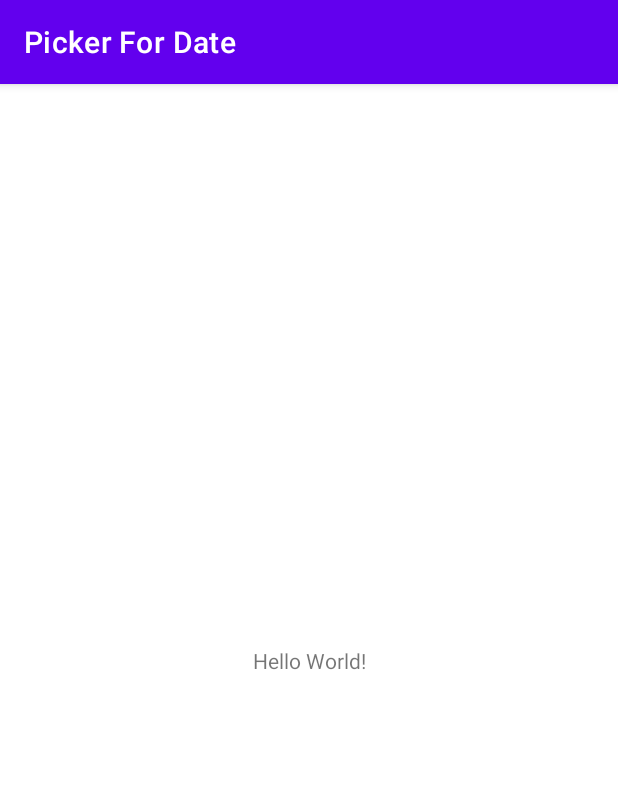
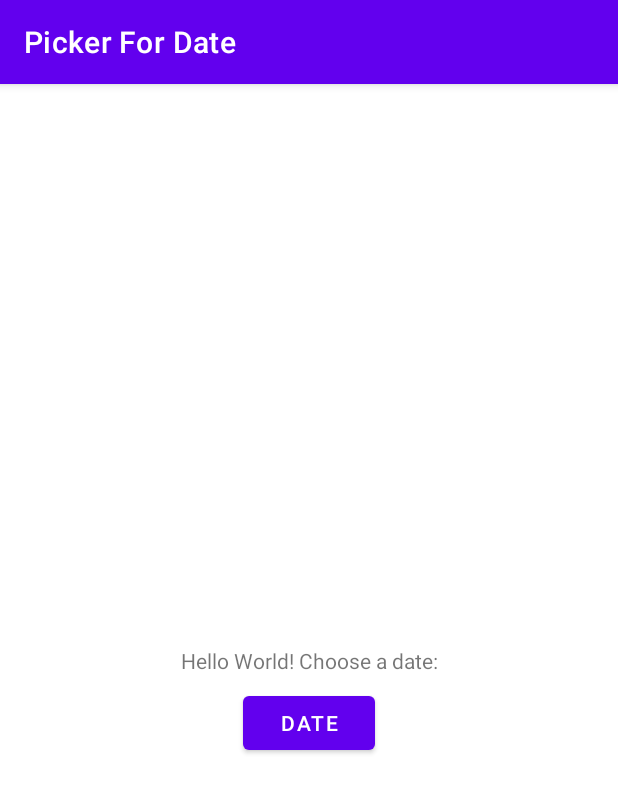
Before and after one commit to igjorque/IM_S6_PickerForDate, an Android app: the screen it shows after launch (MainActivity), on a phone screen of 412 x 824 dp. Shown: the top 793 px of the screen. Run offline under Robolectric (Android 15) with nearby library versions, the phone set to English and light mode, and no system bars.

Commit message:
Task 5 Completado

```diff
--- a/app/build.gradle
+++ b/app/build.gradle
@@ -33,6 +33,7 @@ dependencies {
     implementation 'androidx.appcompat:appcompat:1.2.0'
     implementation 'com.google.android.material:material:1.3.0'
     implementation 'androidx.constraintlayout:constraintlayout:2.0.4'
+    implementation 'androidx.legacy:legacy-support-v4:1.0.0'
     testImplementation 'junit:junit:4.+'
     androidTestImplementation 'androidx.test.ext:junit:1.1.2'
     androidTestImplementation 'androidx.test.espresso:espresso-core:3.3.0'
--- a/app/src/main/res/layout/activity_main.xml
+++ b/app/src/main/res/layout/activity_main.xml
@@ -7,12 +7,28 @@
     tools:context=".MainActivity">
 
     <TextView
+        android:id="@+id/textView"
         android:layout_width="wrap_content"
         android:layout_height="wrap_content"
-        android:text="Hello World!"
+        android:text="@string/label_text"
         app:layout_constraintBottom_toBottomOf="parent"
         app:layout_constraintLeft_toLeftOf="parent"
         app:layout_constraintRight_toRightOf="parent"
         app:layout_constraintTop_toTopOf="parent" />
 
+    <Button
+        android:id="@+id/button"
+        android:layout_width="wrap_content"
+        android:layout_height="wrap_content"
+        android:layout_marginStart="8dp"
+        android:layout_marginLeft="8dp"
+        android:layout_marginTop="8dp"
+        android:layout_marginEnd="8dp"
+        android:layout_marginRight="8dp"
+        android:text="@string/button_text"
+        android:onClick="showDatePicker"
+        app:layout_constraintEnd_toEndOf="parent"
+        app:layout_constraintStart_toStartOf="parent"
+        app:layout_constraintTop_toBottomOf="@+id/textView" />
+
 </androidx.constraintlayout.widget.ConstraintLayout>
--- a/app/src/main/res/values/strings.xml
+++ b/app/src/main/res/values/strings.xml
@@ -1,3 +1,7 @@
 <resources>
     <string name="app_name">Picker For Date</string>
+    <string name="label_text">Hello World! Choose a date:</string>
+    <string name="button_text">Date</string>
+    <!-- TODO: Remove or change this placeholder text -->
+    <string name="hello_blank_fragment">Hello blank fragment</string>
 </resources>
```
Also changed, not shown: app/src/main/java/android/example/pickerfordate/DatePickerFragment.java (added, +81 -0 lines), app/src/main/java/android/example/pickerfordate/MainActivity.java (+18 -0 lines), app/src/main/res/layout/fragment_date_picker.xml (added, +14 -0 lines).
